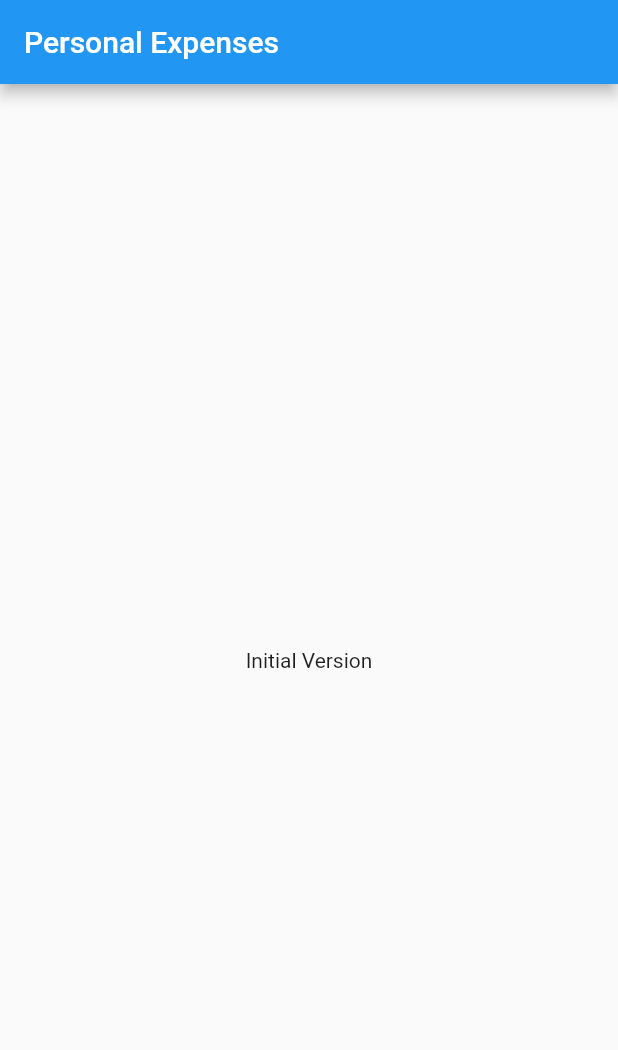
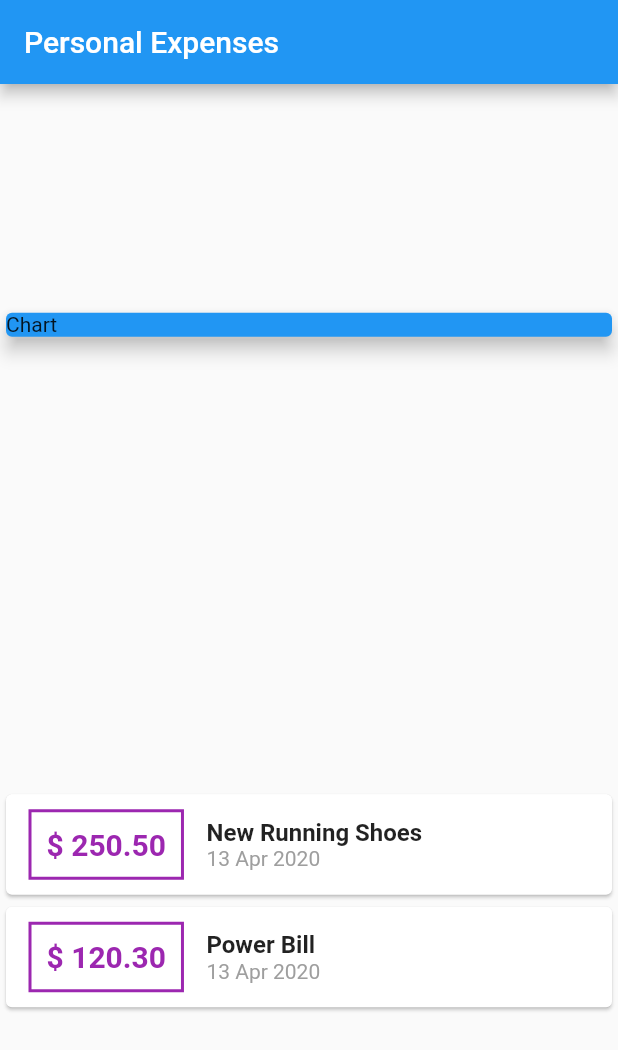
Before and after one commit to guilhermeblima/flutter_expenses, a Flutter app: the screen it shows after launch, on a phone screen of 412 x 824 dp. Shown: the top 1050 px of the screen. Run offline on Flutter 3.47's test engine with Material 2 defaults, Android fonts, the phone set to English and light mode, and no system bars.

```diff
--- a/lib/main.dart
+++ b/lib/main.dart
@@ -1,4 +1,6 @@
 import 'package:flutter/material.dart';
+import 'package:flutter_expenses/models/transaction.dart';
+import 'package:intl/intl.dart';
 
 main() => runApp(ExpensesApp());
 
@@ -10,15 +12,76 @@ class ExpensesApp extends StatelessWidget {
 }
 
 class MyHomePage extends StatelessWidget {
+  final _transactions = [
+    Transaction(
+        id: "t1",
+        title: "New Running Shoes",
+        amount: 250.50,
+        date: DateTime.now()),
+    Transaction(
+      id: "t2",
+      title: "Power Bill",
+      amount: 120.30,
+      date: DateTime.now(),
+    ),
+  ];
+
   @override
   Widget build(BuildContext context) {
     return Scaffold(
-      appBar: AppBar(
-        title: Text("Personal Expenses"),
-      ),
-      body: Center(
-        child: Text("Initial Version"),
-      ),
-    );
+        appBar: AppBar(
+          title: Text("Personal Expenses"),
+        ),
+        body: Column(
+          mainAxisAlignment: MainAxisAlignment.spaceAround,
+          crossAxisAlignment: CrossAxisAlignment.stretch,
+          children: <Widget>[
+            Container(
+              child: Card(
+                child: Text("Chart"),
+                elevation: 5,
+                color: Colors.blue,
+              ),
+            ),
+            Column(
+              children: _transactions.map((tr) {
+                return Card(
+                    child: Row(
+                  children: <Widget>[
+                    Container(
+                      margin: EdgeInsets.symmetric(
+                        horizontal: 15,
+                        vertical: 10,
+                      ),
+                      decoration: BoxDecoration(
+                        border: Border.all(color: Colors.purple, width: 2),
+                      ),
+                      padding: EdgeInsets.all(10),
+                      child: Text('\$ ${tr.amount.toStringAsFixed(2)}',
+                          style: TextStyle(
+                              fontSize: 20.0,
+                              fontWeight: FontWeight.bold,
+                              color: Colors.purple)),
+                    ),
+                    Column(
+                      crossAxisAlignment: CrossAxisAlignment.start,
+                      children: <Widget>[
+                        Text(
+                          tr.title,
+                          style: TextStyle(
+                              fontSize: 16.0, fontWeight: FontWeight.bold),
+                        ),
+                        Text(
+                          DateFormat('d MMM y').format(tr.date),
+                          style: TextStyle(color: Colors.grey),
+                        ),
+                      ],
+                    )
+                  ],
+                ));
+              }).toList(),
+            )
+          ],
+        ));
   }
 }
--- /dev/null
+++ b/lib/models/transaction.dart
@@ -0,0 +1,14 @@
+import 'package:flutter/foundation.dart';
+
+class Transaction {
+  final String id;
+  final String title;
+  final double amount;
+  final DateTime date;
+
+  Transaction(
+      {@required this.id,
+      @required this.title,
+      @required this.amount,
+      @required this.date});
+}
--- a/pubspec.yaml
+++ b/pubspec.yaml
@@ -14,11 +14,12 @@ description: A new Flutter project.
 version: 1.0.0+1
 
 environment:
-  sdk: ">=2.1.0 <3.0.0"
+  sdk: ">=2.3.0 <3.0.0"
 
 dependencies:
   flutter:
     sdk: flutter
+  intl: 0.16.1 #Date Format
 
   # The following adds the Cupertino Icons font to your application.
   # Use with the CupertinoIcons class for iOS style icons.
```
Also changed, not shown: pubspec.lock.
